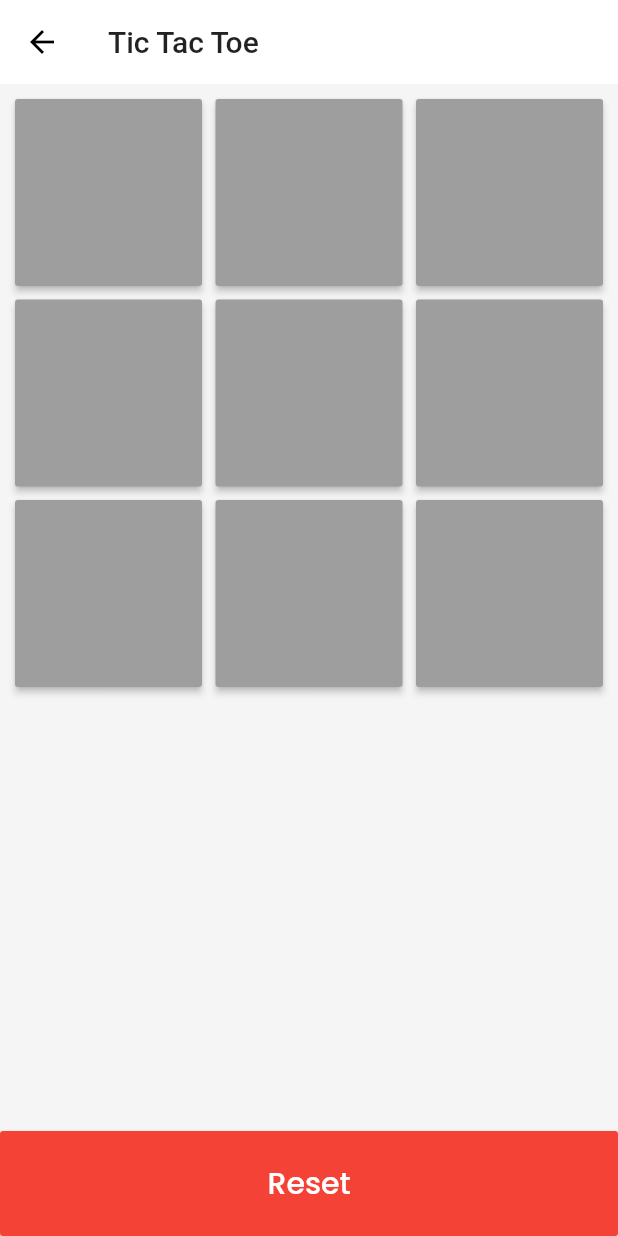
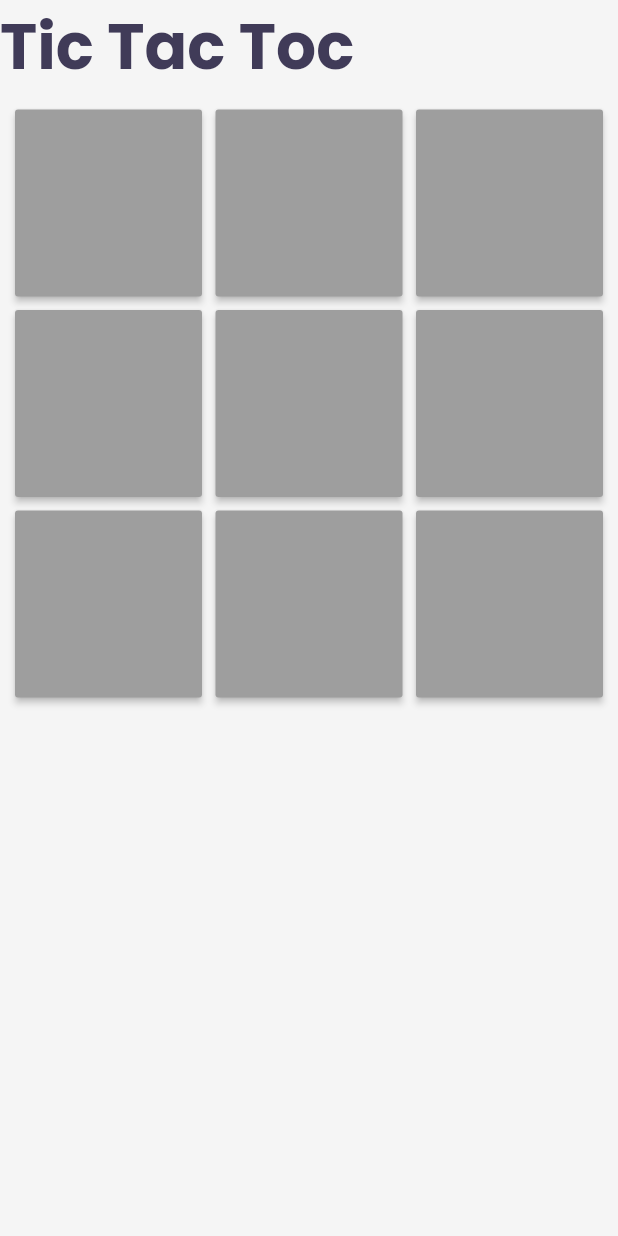
Before and after one commit to AkshayPathak01/Tic-Tac-Toe, a Flutter app: the HomePage screen opened by its route, on a phone screen of 412 x 824 dp. Run offline on Flutter 3.47's test engine with Material 2 defaults, Android fonts, the phone set to English and light mode, and no system bars; our stand-ins replace google_fonts, velocity_x.

Commit message:
final commit

```diff
--- a/lib/main.dart
+++ b/lib/main.dart
@@ -2,7 +2,6 @@ import 'package:flutter/material.dart';
 import 'package:flutter_tic_tac_toe/pages/home_pages.dart';
 import 'package:flutter_tic_tac_toe/pages/splash_screen.dart';
 import 'package:flutter_tic_tac_toe/themes/themes.dart';
-import 'package:flutter_tic_tac_toe/utils/routes.dart';
 
 void main() {
   runApp(MyApp());
--- a/lib/pages/home_pages.dart
+++ b/lib/pages/home_pages.dart
@@ -1,5 +1,5 @@
 import 'dart:math';
-
+import 'package:velocity_x/velocity_x.dart';
 import 'package:flutter/material.dart';
 import 'package:flutter_tic_tac_toe/pages/custom_dailog.dart';
 import 'package:flutter_tic_tac_toe/pages/game_button.dart';
@@ -17,7 +17,6 @@ class _HomePageState extends State<HomePage> {
 
   @override
   void initState() {
-    // TODO: implement initState
     super.initState();
     buttonsList = doInit();
   }
@@ -63,7 +62,7 @@ class _HomePageState extends State<HomePage> {
           showDialog(
               context: context,
               builder: (_) => new CustomDialog("Game Tied",
-                  "Press the reset button to start again.", resetGame));
+                  "Press the reset button to start again.", resetGame1));
         } else {
           activePlayer == 2 ? autoPlay() : null;
         }
@@ -74,19 +73,18 @@ class _HomePageState extends State<HomePage> {
   void autoPlay() {
     // ignore: deprecated_member_use
     var emptyCells = [];
-    var list =  List.generate(9, (i) => i + 1);
+    var list = List.generate(9, (i) => i + 1);
     for (var cellID in list) {
       if (!(player1.contains(cellID) || player2.contains(cellID))) {
         emptyCells.add(cellID);
       }
     }
 
-    var r =  Random();
-    var randIndex = r.nextInt(emptyCells.length-1);
+    var r = Random();
+    var randIndex = r.nextInt(emptyCells.length - 1);
     var cellID = emptyCells[randIndex];
-    int i = buttonsList.indexWhere((p)=> p.id == cellID);
+    int i = buttonsList.indexWhere((p) => p.id == cellID);
     playGame(buttonsList[i]);
-
   }
 
   int checkWinner() {
@@ -157,20 +155,20 @@ class _HomePageState extends State<HomePage> {
       if (winner == 1) {
         showDialog(
             context: context,
-            builder: (_) =>  CustomDialog("Player 1 Won",
-                "Press the reset button to start again.", resetGame));
+            builder: (_) => CustomDialog("YOU WIN!",
+                "Press the reset button to start again.", resetGame1));
       } else {
         showDialog(
             context: context,
-            builder: (_) => CustomDialog("Player 2 Won",
-                "Press the reset button to start again.", resetGame));
+            builder: (_) => CustomDialog(" YOU LOSE ",
+                "Press the reset button to start again.", resetGame1));
       }
     }
 
     return winner;
   }
 
-  void resetGame() {
+  void resetGame1() {
     if (Navigator.canPop(context)) Navigator.pop(context);
     setState(() {
       buttonsList = doInit();
@@ -179,37 +177,40 @@ class _HomePageState extends State<HomePage> {
 
   @override
   Widget build(BuildContext context) {
-    return  SafeArea(
+    return SafeArea(
       child: Scaffold(
-          appBar:  AppBar(
-            title: Text("Tic Tac Toe"),
-          ),
-          body:  Column(
+          body: Column(
         mainAxisAlignment: MainAxisAlignment.start,
         crossAxisAlignment: CrossAxisAlignment.stretch,
-            children: <Widget>[
+        children: [
+          "Tic Tac Toc"
+              .text
+              .xl5
+              .bold
+              .color(context.theme.accentColor)
+              .make(), //xl5 size of text
+
           Expanded(
-                child:  GridView.builder(
+            child: GridView.builder(
               padding: const EdgeInsets.all(10.0),
-                  gridDelegate:  SliverGridDelegateWithFixedCrossAxisCount(
+              gridDelegate: SliverGridDelegateWithFixedCrossAxisCount(
                   crossAxisCount: 3,
                   childAspectRatio: 1.0,
                   crossAxisSpacing: 9.0,
                   mainAxisSpacing: 9.0),
               itemCount: buttonsList.length,
-                  itemBuilder: (context, i) =>  SizedBox(
+              itemBuilder: (context, i) => SizedBox(
                 width: 100.0,
                 height: 100.0,
                 // ignore: deprecated_member_use
-                        child:  RaisedButton(
+                child: RaisedButton(
                   padding: const EdgeInsets.all(8.0),
                   onPressed: buttonsList[i].enabled
                       ? () => playGame(buttonsList[i])
                       : null,
-                          child:  Text(
+                  child: Text(
                     buttonsList[i].text,
-                            style:TextStyle(
-                                color: Colors.white, fontSize: 20.0),
+                    style: TextStyle(color: Colors.white, fontSize: 100.0),
                   ),
                   color: buttonsList[i].bg,
                   disabledColor: buttonsList[i].bg,
@@ -217,16 +218,15 @@ class _HomePageState extends State<HomePage> {
               ),
             ),
           ),
-              // ignore: deprecated_member_use
-              RaisedButton(
-                child:  Text(
-                  "Reset",
-                  style:  TextStyle(color: Colors.white, fontSize: 20.0),
+
+          /* ElevatedButton(
+            onPressed: resetGame1,
+            style: ButtonStyle(
+              backgroundColor:
+                  MaterialStateProperty.all(context.theme.buttonColor),
             ),
-                color: Colors.red,
-                padding: const EdgeInsets.all(20.0),
-                onPressed: resetGame,
-              )
+            child: "Reset".text.white.make(),
+          ).w32(context),*/
         ],
       )),
     );
```
Also changed, not shown: lib/pages/custom_dailog.dart (+10 -2 lines), lib/pages/splash_screen.dart (+7 -6 lines). Lines whose indentation alone changed are shown as unchanged.
